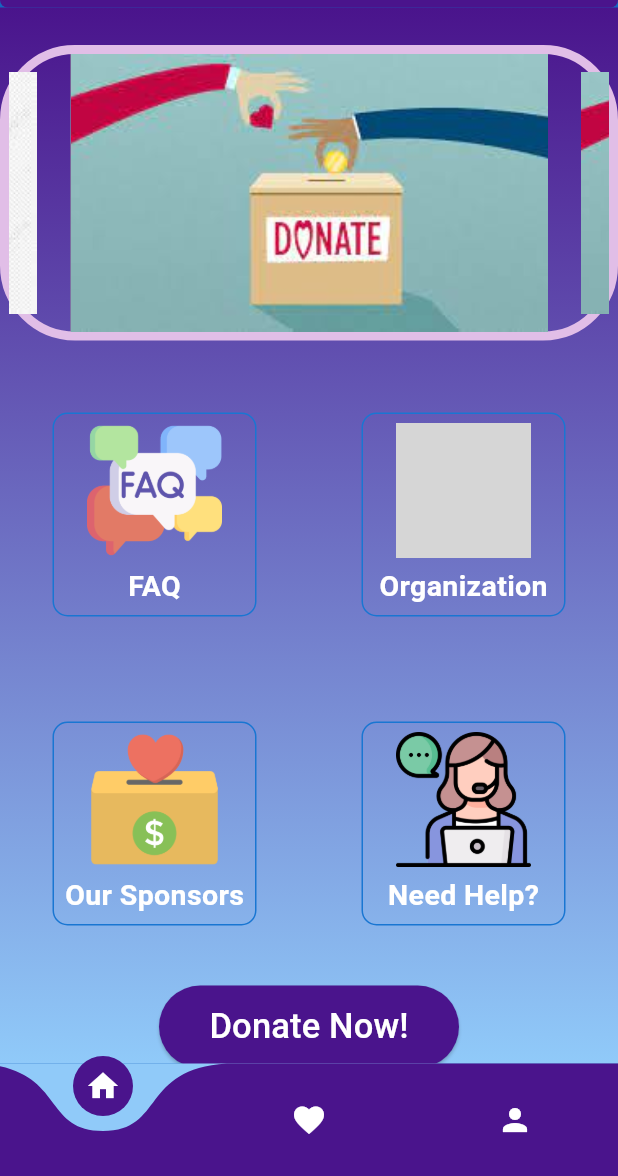
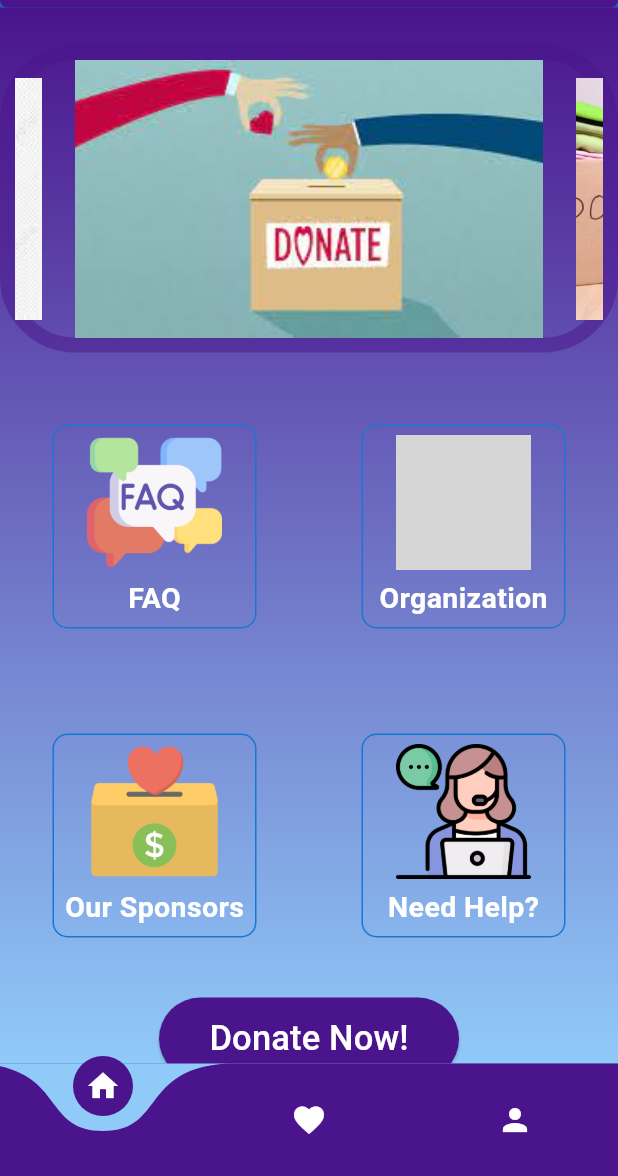
Before and after one commit to ozgeozerr/DonateItProject, a Flutter app: the NextPage screen opened directly, on a phone screen of 412 x 824 dp, the part 60-1236 px from its top. Run offline on Flutter 3.47's test engine with Material 3 defaults, Android fonts, the phone set to English and light mode, and no system bars; drawn by our look-alikes of carousel_slider, curved_navigation_bar; our stand-ins replace flutter_svg; grey boxes are pictures that could not be loaded.

Commit message:
minor changes

```diff
--- a/lib/pages/next_page.dart
+++ b/lib/pages/next_page.dart
@@ -93,8 +93,8 @@ class NextPage extends StatelessWidget {
             Container(
               decoration: BoxDecoration(
                 border: Border.all(
-                  color: Colors.purple.shade100, // Change border color as needed
-                  width: 6, // Change border width as needed
+                  color: Colors.purple.shade900.withOpacity(0.5), // Change border color as needed
+                  width: 10, // Change border width as needed
                 ),
                 borderRadius: BorderRadius.circular(50), // Change border radius as needed
               ),
@@ -111,7 +111,7 @@ class NextPage extends StatelessWidget {
                 ),
                 items: [
                   'lib/images/slide1.jpg',
-                  'lib/images/slide1.jpg',
+                  'lib/images/slide2.jpg',
                   'lib/images/slide3.jpg',
                 ].map((item) {
                   return Builder(
```
